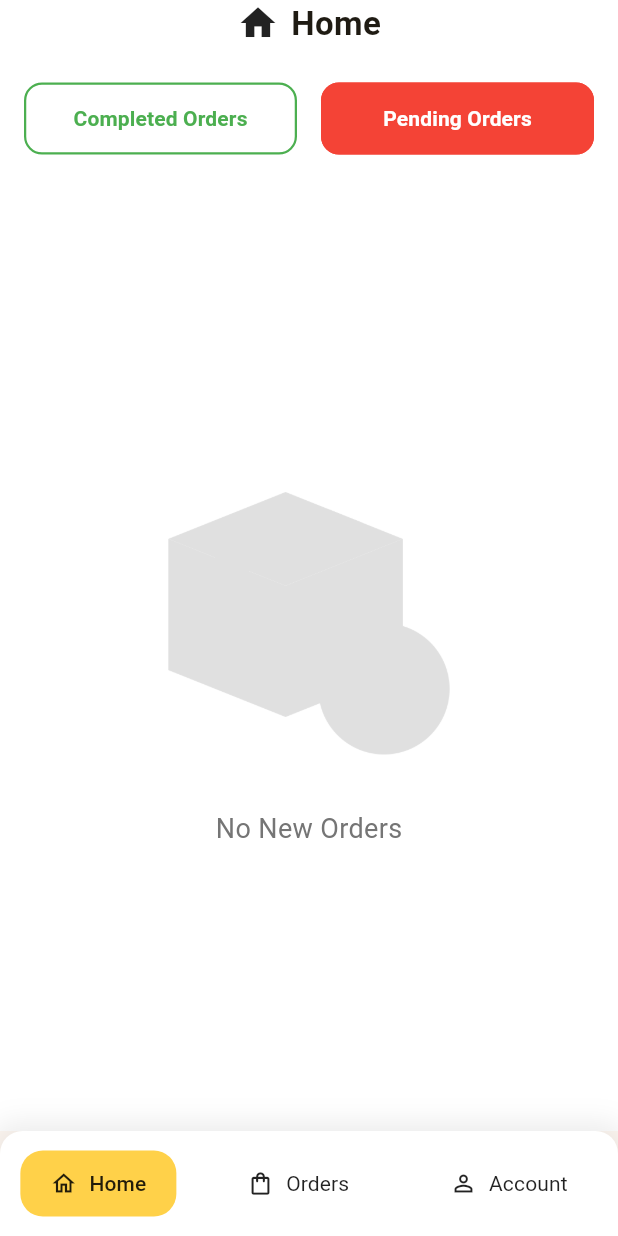
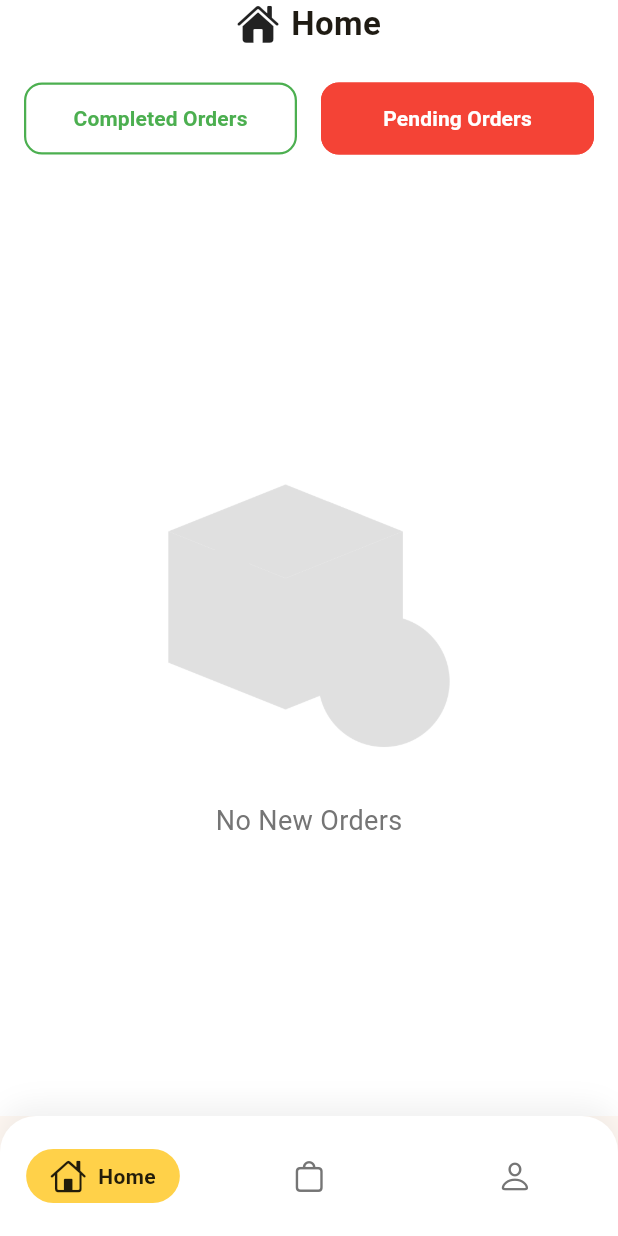
Before and after one commit to Vaibhav1502/day_2_day_delevery_app, a Flutter app: the MainScreen screen opened directly, on a phone screen of 412 x 824 dp. Run offline on Flutter 3.47's test engine with Material 3 defaults, Android fonts, the phone set to English and light mode, and no system bars; our stand-ins replace dotted_border, google_maps_flutter, lottie, sliding_up_panel.

```diff
--- a/lib/BottomNavigation_main_screen/main_screen.dart
+++ b/lib/BottomNavigation_main_screen/main_screen.dart
@@ -1,8 +1,8 @@
+import 'package:flutter/cupertino.dart';
 import 'package:flutter/material.dart';
 import '../Home_Screen/Home_Screen.dart';
 import '../account_profile_screen/account_profile_screen.dart';
 import '../orders_screen/orders_screen.dart';
-
 
 class MainScreen extends StatefulWidget {
   const MainScreen({super.key});
@@ -12,17 +12,14 @@ class MainScreen extends StatefulWidget {
 }
 
 class _MainScreenState extends State<MainScreen> {
-  // Index to keep track of the selected tab
   int _selectedIndex = 0;
 
-  // 2. Update the list to include all three screens in the correct order
   static const List<Widget> _screens = <Widget>[
     HomeScreen(),
     OrdersScreen(),
     AccountScreen(),
   ];
 
-  // Function to handle tab selection
   void _onItemTapped(int index) {
     setState(() {
       _selectedIndex = index;
@@ -32,46 +29,44 @@ class _MainScreenState extends State<MainScreen> {
   @override
   Widget build(BuildContext context) {
     return Scaffold(
-      // The body will now switch between screens based on the selected index
       body: _screens.elementAt(_selectedIndex),
-      // The bottom navigation bar is now part of this parent screen
       bottomNavigationBar: _buildCommonBottomNavigationBar(),
     );
   }
 
-  /// Builds the common bottom navigation bar for the entire app.
+  /// Builds the new, professional, and animated bottom navigation bar.
   Widget _buildCommonBottomNavigationBar() {
     return Container(
-      height: 70,
+      // A bit more vertical padding for a modern look
+      padding: const EdgeInsets.symmetric(vertical: 12),
+      height: 80,
       decoration: BoxDecoration(
         color: Colors.white,
-        borderRadius: const BorderRadius.vertical(top: Radius.circular(15)),
+        borderRadius: const BorderRadius.vertical(top: Radius.circular(24)),
         boxShadow: [
           BoxShadow(
-            color: Colors.grey.withOpacity(0.2),
-            spreadRadius: 5,
+            color: Colors.grey.withOpacity(0.15),
+            spreadRadius: 2,
             blurRadius: 15,
+            offset: const Offset(0, -5),
           ),
         ],
       ),
       child: Row(
         mainAxisAlignment: MainAxisAlignment.spaceAround,
         children: [
-          // "Home" Button
           _buildNavItem(
-            icon: Icons.home_outlined,
+            icon: CupertinoIcons.home,
             label: 'Home',
             index: 0,
           ),
-          // "Orders" Button
           _buildNavItem(
-            icon: Icons.shopping_bag_outlined,
+            icon: CupertinoIcons.bag,
             label: 'Orders',
             index: 1,
           ),
-          // "Account" Button
           _buildNavItem(
-            icon: Icons.person_outline,
+            icon: CupertinoIcons.person,
             label: 'Account',
             index: 2,
           ),
@@ -80,8 +75,7 @@ class _MainScreenState extends State<MainScreen> {
     );
   }
 
-  /// Reusable helper widget for a navigation item.
-  /// Its style changes based on whether it is currently selected.
+  /// Reusable helper widget for a navigation item with smooth animations.
   Widget _buildNavItem({
     required IconData icon,
     required String label,
@@ -89,33 +83,60 @@ class _MainScreenState extends State<MainScreen> {
   }) {
     final bool isSelected = _selectedIndex == index;
 
-    // Use ElevatedButton for the selected item and TextButton for others
-    if (isSelected) {
-      return ElevatedButton.icon(
-        onPressed: () => _onItemTapped(index),
-        icon: Icon(icon),
-        label: Text(label),
-        style: ElevatedButton.styleFrom(
-          foregroundColor: Colors.black87,
-          backgroundColor: const Color(0xFFFFD149),
-          // 3. (Optional but Recommended) Slightly reduce padding to fit 3 items comfortably
-          padding: const EdgeInsets.symmetric(horizontal: 20, vertical: 12),
-          shape: RoundedRectangleBorder(borderRadius: BorderRadius.circular(15)),
-          elevation: 0,
+    // Using an Expanded with InkWell gives a larger, consistent tap area
+    return Expanded(
+      child: InkWell(
+        onTap: () => _onItemTapped(index),
+        // Use a transparent splash color for a cleaner effect
+        splashColor: const Color(0xFFFFD149).withOpacity(0.1),
+        highlightColor: const Color(0xFFFFD149).withOpacity(0.1),
+        borderRadius: BorderRadius.circular(24),
+        child: Column(
+          mainAxisAlignment: MainAxisAlignment.center,
+          children: [
+            // This container creates the animated "pill" effect
+            AnimatedContainer(
+              duration: const Duration(milliseconds: 250),
+              padding: isSelected
+                  ? const EdgeInsets.symmetric(horizontal: 16, vertical: 6)
+                  : const EdgeInsets.symmetric(horizontal: 0, vertical: 6),
+              decoration: BoxDecoration(
+                color: isSelected ? const Color(0xFFFFD149) : Colors.transparent,
+                borderRadius: BorderRadius.circular(20),
+              ),
+              child: Row(
+                mainAxisSize: MainAxisSize.min, // Important to keep the pill snug
+                children: [
+                  Icon(
+                    icon,
+                    size: 24,
+                    // Animate the color of the icon
+                    color: isSelected ? Colors.black87 : Colors.grey[600],
+                  ),
+                  // The text appears smoothly only when selected
+                  AnimatedSize(
+                    duration: const Duration(milliseconds: 250),
+                    curve: Curves.easeInOut,
+                    child: isSelected
+                        ? Padding(
+                      padding: const EdgeInsets.only(left: 8.0),
+                      child: Text(
+                        label,
+                        style: const TextStyle(
+                          color: Colors.black87,
+                          fontWeight: FontWeight.bold,
+                          fontSize: 14,
+                        ),
+                      ),
+                    )
+                        : const SizedBox.shrink(),
+                  ),
+                ],
+              ),
+            ),
+          ],
         ),
-      );
-    } else {
-      return TextButton.icon(
-        onPressed: () => _onItemTapped(index),
-        icon: Icon(icon, color: Colors.black87),
-        label: Text(
-          label,
-          style: const TextStyle(color: Colors.black87, fontWeight: FontWeight.normal),
-        ),
-        style: TextButton.styleFrom(
-          padding: const EdgeInsets.symmetric(horizontal: 20, vertical: 12),
-        ),
-      );
-    }
+      ),
+    );
   }
 }
--- a/lib/Home_Screen/Home_Screen.dart
+++ b/lib/Home_Screen/Home_Screen.dart
@@ -1,3 +1,4 @@
+import 'package:flutter/cupertino.dart';
 import 'package:flutter/material.dart';
 
 // An enum to manage the state of the order filters cleanly.
@@ -36,7 +37,7 @@ class _HomeScreenState extends State<HomeScreen> {
     return const Row(
       mainAxisAlignment: MainAxisAlignment.center,
       children: [
-        Icon(Icons.home, size: 28),
+        Icon(CupertinoIcons.house_fill, size: 28),
         SizedBox(width: 8),
         Text(
           'Home',
```
